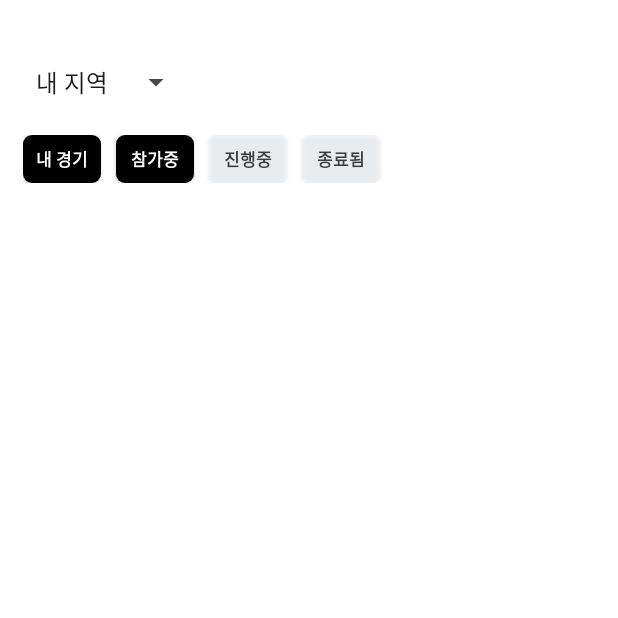
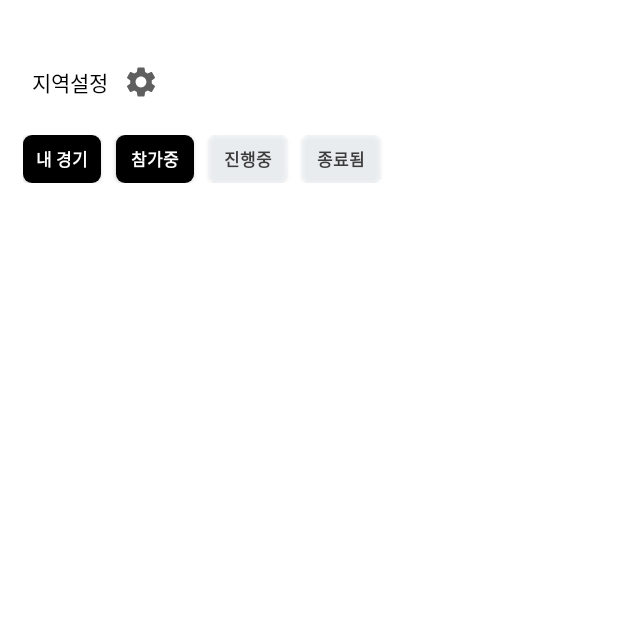
Before and after one commit to bavuchoko/golf_android, an Android app: the GameFragment screen opened directly, with no data from a screen before it, on a phone screen of 412 x 824 dp, the top half of it. Run offline under Robolectric (Android 15) with nearby library versions, the light colour scheme and no system bars; libraries missing offline, so code that uses them is left out: com.auth0.android; network calls fail; 2 statements that could not run were skipped.

Commit message:
경기 메인 화면에서 내 지역이 나오거나 설정된 지역이 없으면 지역설정 버튼이 나오도록 수정

```diff
--- a/app/src/main/java/com/bavuchoko/jsparkgolf/ui/game/GameFragment.kt
+++ b/app/src/main/java/com/bavuchoko/jsparkgolf/ui/game/GameFragment.kt
@@ -7,10 +7,8 @@ import android.os.Bundle
 import android.view.LayoutInflater
 import android.view.View
 import android.view.ViewGroup
-import android.widget.ArrayAdapter
 import android.widget.Button
 import android.widget.LinearLayout
-import android.widget.Spinner
 import androidx.core.content.ContextCompat
 import androidx.core.widget.NestedScrollView
 import androidx.fragment.app.Fragment
@@ -33,6 +31,8 @@ class GameFragment : Fragment() {
     private lateinit var topBar: LinearLayout
     private lateinit var nestedScrollView: NestedScrollView
     private lateinit var gameViewModel: GameViewModel
+    private lateinit var btnMyPlace: Button
+    private lateinit var btnMyPlaceSetting: Button
     private lateinit var btnSearchOpen: Button
     private lateinit var btnSearchPlaying: Button
     private lateinit var btnSearchClose: Button
@@ -53,6 +53,10 @@ class GameFragment : Fragment() {
         val gameService = RetrofitFactory.create(requireContext()).create(GameApiService::class.java)
         val gameRepository = GameRepository(gameService);
 
+        btnMyPlace = view.findViewById(R.id.btn_my_place)
+        btnMyPlaceSetting = view.findViewById(R.id.setting_my_place)
+
+
         btnSearchOpen = view.findViewById(R.id.btn_search_open)
         btnSearchPlaying = view.findViewById(R.id.btn_search_playing)
         btnSearchClose = view.findViewById(R.id.btn_search_close)
@@ -60,7 +64,6 @@ class GameFragment : Fragment() {
 
         gameViewModel = ViewModelProvider(this, GameViewModelFactory(gameRepository)).get(GameViewModel::class.java)
 
-        updateButtonStyles()
 
         // 버튼 클릭 리스너 추가
         btnSearchOpen.setOnClickListener {
@@ -88,24 +91,18 @@ class GameFragment : Fragment() {
         }
 
         val jwtCity: String? = CommonMethod.getStoredValue(requireContext(), "city");
-        var city: String = jwtCity ?: "세종특별시"
+        var city: String? = jwtCity
         gameViewModel.city = city
         var page: Int = 0
         var size: Int = 10
-        var selection: MutableList<String>
-            = if(jwtCity != null)
-                mutableListOf(city, "내 지역 설정")
-            else  mutableListOf("내 지역")
+
+        updateButtonStyles()
+        updateMyPlaceButton(city)
 
 
-        val spinnerAdapter = ArrayAdapter(requireContext(), android.R.layout.simple_spinner_item, selection)
-        spinnerAdapter.setDropDownViewResource(android.R.layout.simple_spinner_dropdown_item)
 
         val recyclerView: RecyclerView = view.findViewById(R.id.data_list)
         recyclerView.layoutManager = LinearLayoutManager(requireContext())
-
-        val locationSpinner: Spinner = view.findViewById(R.id.city_spinner)
-        locationSpinner.adapter = spinnerAdapter
 
         topBar = view.findViewById(R.id.game_top_bar)
         nestedScrollView = view.findViewById(R.id.game_nested_container)
@@ -157,4 +154,15 @@ class GameFragment : Fragment() {
         btnSearchPlayer.background = if (gameViewModel.player) selectedBg else defaultBg
         btnSearchPlayer.setTextColor(if (gameViewModel.player) selectedTextColor else defaultTextColor)
     }
+
+    private fun updateMyPlaceButton(city:String?){
+        if(city==null){
+            btnMyPlaceSetting.visibility= View.VISIBLE
+            btnMyPlace.visibility= View.GONE
+        }else{
+            btnMyPlaceSetting.visibility= View.GONE
+            btnMyPlace.visibility= View.VISIBLE
+            btnMyPlace.text= city
+        }
+    }
 }
--- /dev/null
+++ b/app/src/main/res/drawable/baseline_arrow_drop_down_24.xml
@@ -0,0 +1,5 @@
+<vector xmlns:android="http://schemas.android.com/apk/res/android" android:height="24dp" android:tint="#5F5F5F" android:viewportHeight="24" android:viewportWidth="24" android:width="24dp">
+
+    <path android:fillColor="@android:color/white" android:pathData="M7,10l5,5 5,-5z"/>
+
+</vector>
--- a/app/src/main/res/layout/fragment_game.xml
+++ b/app/src/main/res/layout/fragment_game.xml
@@ -13,13 +13,18 @@
         android:orientation="horizontal">
 
 
-        <Spinner
-            android:id="@+id/city_spinner"
-            android:layout_width="wrap_content"
+        <android.widget.Button
+            android:id="@+id/btn_my_place"
+            android:layout_width="90dp"
             android:layout_height="30sp"
             android:layout_gravity="bottom"
+            android:background="@android:color/transparent"
+            android:textSize="14sp"
+            android:textColor="@android:color/black"
             android:visibility="visible"
-            android:spinnerMode="dropdown" />
+            android:drawableEnd="@drawable/baseline_arrow_drop_down_24"
+            android:drawablePadding="4dp"
+            android:text="내 지역" />
 
         <android.widget.Button
             android:id="@+id/setting_my_place"
```
